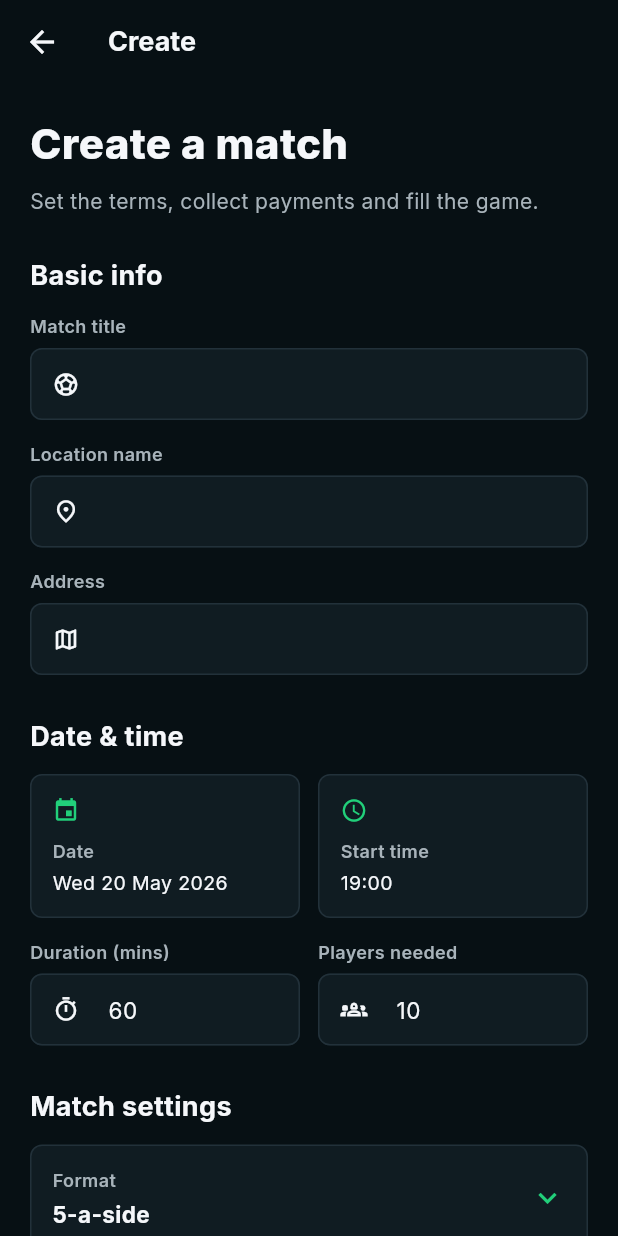
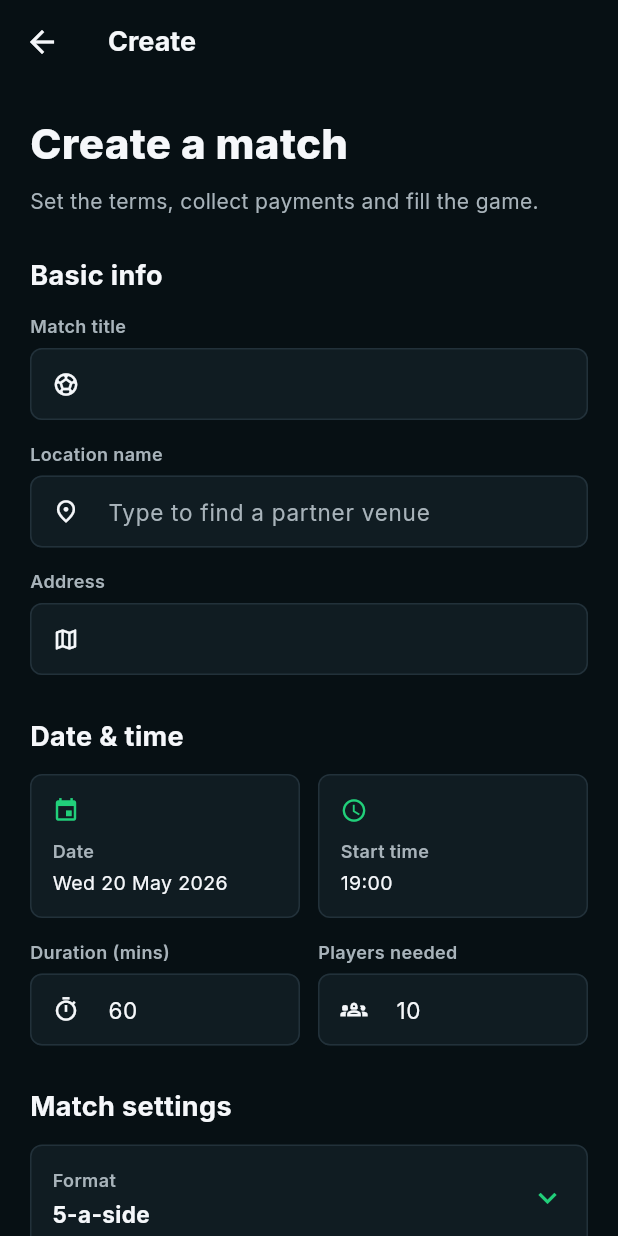
Before and after one commit to mozaid9/NextMatch, a Flutter app: the screen it shows once a user with an empty profile is signed in, after a tap on "Create", on a phone screen of 412 x 824 dp. Run offline on Flutter 3.47's test engine with Material 3 defaults, Android fonts, the phone set to English and light mode, and no system bars; our stand-ins replace cloud_firestore, firebase_auth, firebase_core, firebase_storage, google_fonts, image_picker; accounts and stored records are empty.

Commit message:
Autocomplete venues from Create Match location field
Typing in the Location name field on Create Match now searches the
seeded venues collection for matching name + city substrings and
shows a dropdown of suggestions with stadium icon, name, city +
available pitch formats.

Picking a suggestion calls _applyVenuePick which:
- Sets locationName + address
- Sets format and pitchType from the venue's first pitch (surface
  mapped via the same heuristic the venue-detail-driven flow uses)
- Suggests a per-player price = pitchPricePerHour / capacity
- Shows a brief snackbar confirming the source venue

Implementation
- New VenueAutocompleteField wrapping RawAutocomplete with the
  app's label-above + filled-input pattern. optionsViewBuilder
  renders a dark card-coloured popover with a divider per option,
  capped at 240px height for long lists
- CreateMatchScreen pulls the venues list once via .first off the
  venuesStream in didChangeDependencies (no live subscription, the
  list is stable per session)

Co-Authored-By: Claude Sonnet 4.6 <noreply@anthropic.com>

```diff
--- /dev/null
+++ b/lib/core/widgets/venue_autocomplete_field.dart
@@ -0,0 +1,146 @@
+import 'package:flutter/material.dart';
+
+import '../../models/venue.dart';
+import '../constants/app_colours.dart';
+import '../constants/app_text_styles.dart';
+
+/// A location-name field that suggests matching partner venues as the
+/// user types. Picking a suggestion calls [onVenuePicked] so the caller
+/// can pre-fill associated fields (address, pitch type, etc.).
+class VenueAutocompleteField extends StatelessWidget {
+  const VenueAutocompleteField({
+    super.key,
+    required this.controller,
+    required this.venues,
+    required this.onVenuePicked,
+    required this.validator,
+    this.label = 'Location name',
+    this.hint = 'Type to find a partner venue',
+  });
+
+  final TextEditingController controller;
+  final List<Venue> venues;
+  final ValueChanged<Venue> onVenuePicked;
+  final String? Function(String?) validator;
+  final String label;
+  final String hint;
+
+  @override
+  Widget build(BuildContext context) {
+    return Column(
+      crossAxisAlignment: CrossAxisAlignment.start,
+      children: [
+        Text(
+          label,
+          style: AppTextStyles.small.copyWith(
+            color: AppColours.mutedText,
+            fontWeight: FontWeight.w600,
+          ),
+        ),
+        const SizedBox(height: 6),
+        RawAutocomplete<Venue>(
+          textEditingController: controller,
+          focusNode: FocusNode(),
+          optionsBuilder: (text) {
+            final q = text.text.trim().toLowerCase();
+            if (q.isEmpty) return const Iterable<Venue>.empty();
+            return venues.where(
+              (v) =>
+                  v.name.toLowerCase().contains(q) ||
+                  v.city.toLowerCase().contains(q),
+            );
+          },
+          displayStringForOption: (venue) => venue.name,
+          onSelected: onVenuePicked,
+          fieldViewBuilder: (context, textController, focusNode, onSubmit) {
+            return TextFormField(
+              controller: textController,
+              focusNode: focusNode,
+              style: AppTextStyles.body,
+              validator: validator,
+              decoration: InputDecoration(
+                hintText: hint,
+                prefixIcon: const Icon(Icons.place_outlined, size: 18),
+                isDense: true,
+                contentPadding: const EdgeInsets.symmetric(
+                  horizontal: 14,
+                  vertical: 14,
+                ),
+              ),
+            );
+          },
+          optionsViewBuilder: (context, onSelected, options) {
+            return Align(
+              alignment: Alignment.topLeft,
+              child: Material(
+                color: Colors.transparent,
+                child: Container(
+                  margin: const EdgeInsets.only(top: 4),
+                  constraints: const BoxConstraints(maxHeight: 240),
+                  decoration: BoxDecoration(
+                    color: AppColours.card,
+                    borderRadius: BorderRadius.circular(10),
+                    border: Border.all(color: AppColours.line),
+                  ),
+                  child: ListView.separated(
+                    padding: EdgeInsets.zero,
+                    shrinkWrap: true,
+                    itemCount: options.length,
+                    separatorBuilder: (_, _) => const Divider(
+                      height: 1,
+                      color: AppColours.line,
+                    ),
+                    itemBuilder: (context, index) {
+                      final venue = options.elementAt(index);
+                      return InkWell(
+                        onTap: () => onSelected(venue),
+                        child: Padding(
+                          padding: const EdgeInsets.symmetric(
+                            horizontal: 14,
+                            vertical: 12,
+                          ),
+                          child: Row(
+                            children: [
+                              const Icon(
+                                Icons.stadium,
+                                color: AppColours.accent,
+                                size: 18,
+                              ),
+                              const SizedBox(width: 10),
+                              Expanded(
+                                child: Column(
+                                  crossAxisAlignment:
+                                      CrossAxisAlignment.start,
+                                  children: [
+                                    Text(
+                                      venue.name,
+                                      style: AppTextStyles.body.copyWith(
+                                        fontWeight: FontWeight.w700,
+                                      ),
+                                      maxLines: 1,
+                                      overflow: TextOverflow.ellipsis,
+                                    ),
+                                    Text(
+                                      '${venue.city} · ${venue.pitchTypes.join(", ")}',
+                                      style: AppTextStyles.small,
+                                      maxLines: 1,
+                                      overflow: TextOverflow.ellipsis,
+                                    ),
+                                  ],
+                                ),
+                              ),
+                            ],
+                          ),
+                        ),
+                      );
+                    },
+                  ),
+                ),
+              ),
+            );
+          },
+        ),
+      ],
+    );
+  }
+}
--- a/lib/views/matches/create_match_screen.dart
+++ b/lib/views/matches/create_match_screen.dart
@@ -9,10 +9,12 @@ import '../../core/utils/validators.dart';
 import '../../core/widgets/custom_text_field.dart';
 import '../../core/widgets/primary_button.dart';
 import '../../core/widgets/selection_sheet.dart';
+import '../../core/widgets/venue_autocomplete_field.dart';
 import '../../models/app_user.dart';
 import '../../models/football_match.dart';
 import '../../models/venue.dart';
 import '../../viewmodels/match_viewmodel.dart';
+import '../../viewmodels/venue_viewmodel.dart';
 
 class CreateMatchScreen extends StatefulWidget {
   const CreateMatchScreen({
@@ -58,6 +60,18 @@ class _CreateMatchScreenState extends State<CreateMatchScreen> {
   String _visibility = 'Public';
   String _paymentMode = AppStrings.paymentModeSplit;
   bool _requiresApprovalForLowReliability = true;
+
+  List<Venue> _venues = const [];
+
+  @override
+  void didChangeDependencies() {
+    super.didChangeDependencies();
+    // Subscribe once to the venues stream so autocomplete has data.
+    context.read<VenueViewModel>().venuesStream().first.then((venues) {
+      if (!mounted) return;
+      setState(() => _venues = venues);
+    });
+  }
 
   @override
   void initState() {
@@ -162,6 +176,45 @@ class _CreateMatchScreenState extends State<CreateMatchScreen> {
     super.dispose();
   }
 
+  void _applyVenuePick(Venue venue) {
+    setState(() {
+      _locationNameController.text = venue.name;
+      _addressController.text = venue.address;
+
+      // Pre-fill format + pitch type from the first available pitch, but
+      // only when the user hasn't already picked something non-default.
+      if (venue.pitches.isNotEmpty) {
+        final pitch = venue.pitches.first;
+        if (AppStrings.matchFormats.contains(pitch.format)) {
+          _format = pitch.format;
+        }
+        _pitchType = _surfaceToPitchType(pitch.surface);
+
+        // Suggest a per-player price based on the pitch hire / capacity.
+        if (pitch.capacity > 0) {
+          final per = (pitch.pricePerHour / pitch.capacity);
+          _priceController.text = per.toStringAsFixed(2);
+        }
+      }
+    });
+    // Show a brief confirmation so the user knows it worked.
+    ScaffoldMessenger.of(context).showSnackBar(
+      SnackBar(
+        content: Text('Filled in details from ${venue.name}.'),
+        duration: const Duration(seconds: 2),
+      ),
+    );
+  }
+
+  String _surfaceToPitchType(String surface) {
+    final lower = surface.toLowerCase();
+    if (lower.contains('indoor')) return 'Indoor';
+    if (lower.contains('3g') || lower.contains('4g')) return '3G/4G';
+    if (lower.contains('astro')) return 'Astro';
+    if (lower.contains('grass')) return 'Grass';
+    return 'Outdoor';
+  }
+
   Future<void> _submit() async {
     if (!_formKey.currentState!.validate()) return;
 
@@ -263,10 +316,10 @@ class _CreateMatchScreenState extends State<CreateMatchScreen> {
                       Validators.required(value, label: 'Match title'),
                 ),
                 const SizedBox(height: 14),
-                CustomTextField(
+                VenueAutocompleteField(
                   controller: _locationNameController,
-                  label: 'Location name',
-                  icon: Icons.place_outlined,
+                  venues: _venues,
+                  onVenuePicked: _applyVenuePick,
                   validator: (value) =>
                       Validators.required(value, label: 'Location name'),
                 ),
```
